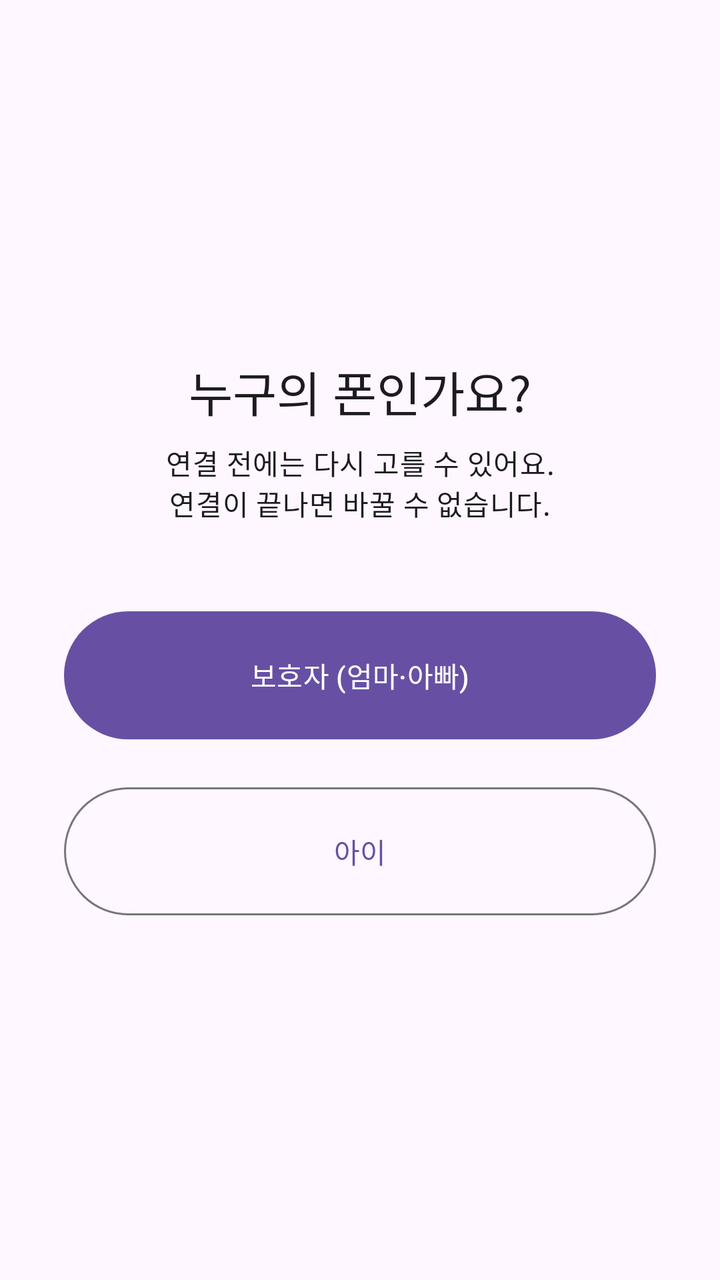
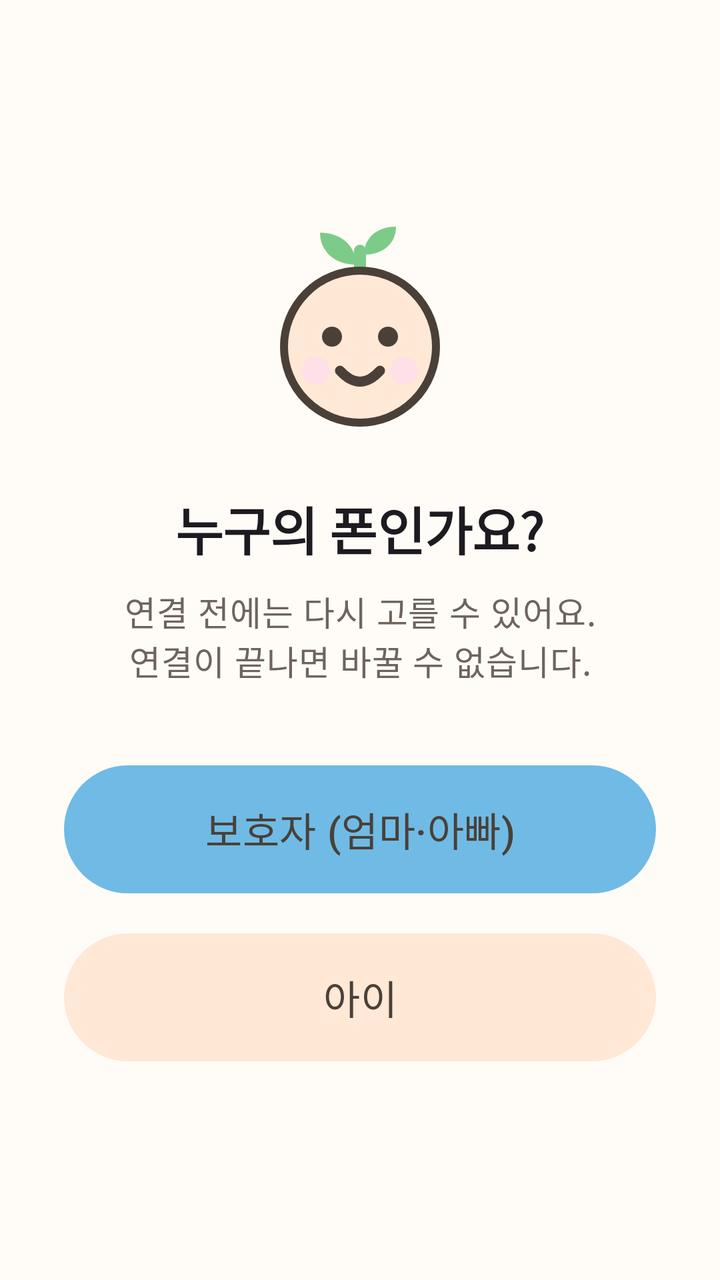

Screens rendered from an Android XML layout before and after an edit, with the pre-edit source and the edit as a unified diff.
<!-- AndroidManifest.xml: application theme Theme.KidCare -->
<!-- res/layout/activity_role_select.xml -->
<?xml version="1.0" encoding="utf-8"?>
<LinearLayout xmlns:android="http://schemas.android.com/apk/res/android"
    android:layout_width="match_parent"
    android:layout_height="match_parent"
    android:orientation="vertical"
    android:gravity="center"
    android:padding="32dp">

    <TextView
        android:layout_width="wrap_content"
        android:layout_height="wrap_content"
        android:layout_marginBottom="8dp"
        android:text="@string/role_title"
        android:textAppearance="?attr/textAppearanceHeadlineSmall" />

    <TextView
        android:layout_width="wrap_content"
        android:layout_height="wrap_content"
        android:layout_marginBottom="40dp"
        android:gravity="center"
        android:text="@string/role_subtitle"
        android:textAppearance="?attr/textAppearanceBodyMedium" />

    <com.google.android.material.button.MaterialButton
        android:id="@+id/guardian_button"
        android:layout_width="match_parent"
        android:layout_height="72dp"
        android:layout_marginBottom="16dp"
        android:text="@string/role_guardian" />

    <com.google.android.material.button.MaterialButton
        android:id="@+id/child_button"
        style="@style/Widget.Material3.Button.OutlinedButton"
        android:layout_width="match_parent"
        android:layout_height="72dp"
        android:text="@string/role_child" />
</LinearLayout>
<!-- resources referenced by this layout -->
<resources>
  <style name="Theme.KidCare" parent="Theme.Material3.DayNight.NoActionBar">
          <item name="android:statusBarColor" tools:targetApi="l">?attr/colorSurface</item>
      </style>
  <!-- unchanged entries left out for length: 4 -->
</resources>

<!-- the commit's change to res/layout/activity_role_select.xml (unified diff, before → after) -->
@@ -4,34 +4,46 @@
     android:layout_height="match_parent"
     android:orientation="vertical"
     android:gravity="center"
-    android:padding="32dp">
+    android:padding="32dp"
+    android:fitsSystemWindows="true">
+
+    <ImageView
+        android:layout_width="120dp"
+        android:layout_height="120dp"
+        android:layout_marginBottom="20dp"
+        android:importantForAccessibility="no"
+        android:src="@drawable/ic_mascot" />
 
     <TextView
         android:layout_width="wrap_content"
         android:layout_height="wrap_content"
-        android:layout_marginBottom="8dp"
+        android:layout_marginBottom="10dp"
+        android:gravity="center"
         android:text="@string/role_title"
         android:textAppearance="?attr/textAppearanceHeadlineSmall" />
 
     <TextView
         android:layout_width="wrap_content"
         android:layout_height="wrap_content"
-        android:layout_marginBottom="40dp"
+        android:layout_marginBottom="36dp"
         android:gravity="center"
         android:text="@string/role_subtitle"
-        android:textAppearance="?attr/textAppearanceBodyMedium" />
+        android:textAppearance="?attr/textAppearanceBodyMedium"
+        android:textColor="?attr/colorOnSurfaceVariant" />
 
     <com.google.android.material.button.MaterialButton
         android:id="@+id/guardian_button"
         android:layout_width="match_parent"
         android:layout_height="72dp"
-        android:layout_marginBottom="16dp"
-        android:text="@string/role_guardian" />
+        android:layout_marginBottom="12dp"
+        android:text="@string/role_guardian"
+        android:textAppearance="?attr/textAppearanceTitleMedium" />
 
     <com.google.android.material.button.MaterialButton
         android:id="@+id/child_button"
-        style="@style/Widget.Material3.Button.OutlinedButton"
+        style="@style/Widget.KidCare.Button.Tonal"
         android:layout_width="match_parent"
         android:layout_height="72dp"
-        android:text="@string/role_child" />
+        android:text="@string/role_child"
+        android:textAppearance="?attr/textAppearanceTitleMedium" />
 </LinearLayout>
<!-- resource entries referenced after the edit -->
@@ -1,7 +1,298 @@
 <!-- resources referenced by this layout -->
 <resources>
+  <!-- drawable ic_mascot (drawable) -->
+  <?xml version="1.0" encoding="utf-8"?>
+  <vector xmlns:android="http://schemas.android.com/apk/res/android"
+      android:width="120dp"
+      android:height="120dp"
+      android:viewportWidth="120"
+      android:viewportHeight="120">
+  
+      
+      <path
+          android:pathData="M60,34 L60,20"
+          android:strokeColor="@color/grass"
+          android:strokeWidth="6"
+          android:strokeLineCap="round" />
+  
+      
+      <path
+          android:pathData="M58,27 C47,27 40,20 40,11 C51,11 58,18 58,27 Z"
+          android:fillColor="@color/grass" />
+      <path
+          android:pathData="M62,22 C72,22 78,16 78,8 C68,8 62,14 62,22 Z"
+          android:fillColor="@color/grass" />
+  
+      
+      <path
+          android:pathData="M22,68 a38,38 0 1,0 76,0 a38,38 0 1,0 -76,0 Z"
+          android:fillColor="@color/apricot_soft"
+          android:strokeColor="@color/ink"
+          android:strokeWidth="4" />
+  
+      
+      <path
+          android:pathData="M31,80 a7,7 0 1,0 14,0 a7,7 0 1,0 -14,0 Z"
+          android:fillColor="@color/berry_soft" />
+      <path
+          android:pathData="M75,80 a7,7 0 1,0 14,0 a7,7 0 1,0 -14,0 Z"
+          android:fillColor="@color/berry_soft" />
+  
+      
+      <path
+          android:pathData="M41,63 a5,5 0 1,0 10,0 a5,5 0 1,0 -10,0 Z"
+          android:fillColor="@color/ink" />
+      <path
+          android:pathData="M69,63 a5,5 0 1,0 10,0 a5,5 0 1,0 -10,0 Z"
+          android:fillColor="@color/ink" />
+  
+      
+      <path
+          android:pathData="M50,80 Q60,91 70,80"
+          android:strokeColor="@color/ink"
+          android:strokeWidth="5"
+          android:strokeLineCap="round" />
+  </vector>
+  <style name="Widget.KidCare.Button.Tonal" parent="Widget.Material3.Button.TonalButton">
+          <item name="shapeAppearance">@style/ShapeAppearance.KidCare.Pill</item>
+          <item name="android:textAllCaps">false</item>
+      </style>
   <style name="Theme.KidCare" parent="Theme.Material3.DayNight.NoActionBar">
-          <item name="android:statusBarColor" tools:targetApi="l">?attr/colorSurface</item>
+  
+          
+          <item name="colorPrimary">@color/sky</item>
+          <item name="colorOnPrimary">@color/on_accent</item>
+          <item name="colorPrimaryContainer">@color/sky_soft</item>
+          <item name="colorOnPrimaryContainer">@color/ink</item>
+  
+          
+          
+          <item name="colorSecondary">@color/apricot</item>
+          <item name="colorOnSecondary">@color/on_accent</item>
+          <item name="colorSecondaryContainer">@color/apricot_soft</item>
+          <item name="colorOnSecondaryContainer">@color/ink</item>
+  
+          
+          <item name="colorTertiary">@color/grass</item>
+          <item name="colorOnTertiary">@color/on_accent</item>
+          <item name="colorTertiaryContainer">@color/grass_soft</item>
+          <item name="colorOnTertiaryContainer">@color/ink</item>
+  
+          
+          
+          <item name="colorError">@color/berry_ink</item>
+          <item name="colorOnError">@color/paper_card</item>
+          <item name="colorErrorContainer">@color/berry_soft</item>
+          <item name="colorOnErrorContainer">@color/on_berry_soft</item>
+  
+          
+          <item name="android:colorBackground">@color/paper</item>
+          <item name="colorOnBackground">@color/ink</item>
+          <item name="colorSurface">@color/paper</item>
+          <item name="colorOnSurface">@color/ink</item>
+          <item name="colorSurfaceVariant">@color/paper_fold</item>
+          <item name="colorOnSurfaceVariant">@color/ink_soft</item>
+          
+          <item name="colorSurfaceContainerLowest">@color/paper_card</item>
+          <item name="colorSurfaceContainerLow">@color/paper_card</item>
+          <item name="colorSurfaceContainer">@color/paper_card</item>
+          <item name="colorSurfaceContainerHigh">@color/paper_fold</item>
+          <item name="colorSurfaceContainerHighest">@color/paper_fold</item>
+          <item name="colorOutline">@color/line</item>
+          <item name="colorOutlineVariant">@color/line_soft</item>
+  
+          
+          
+          <item name="shapeAppearanceCornerExtraSmall">@style/ShapeAppearance.KidCare.ExtraSmall</item>
+          <item name="shapeAppearanceCornerSmall">@style/ShapeAppearance.KidCare.Small</item>
+          <item name="shapeAppearanceCornerMedium">@style/ShapeAppearance.KidCare.Medium</item>
+          <item name="shapeAppearanceCornerLarge">@style/ShapeAppearance.KidCare.Large</item>
+          <item name="shapeAppearanceCornerExtraLarge">@style/ShapeAppearance.KidCare.ExtraLarge</item>
+          <item name="shapeAppearanceSmallComponent">@style/ShapeAppearance.KidCare.Small</item>
+          <item name="shapeAppearanceMediumComponent">@style/ShapeAppearance.KidCare.Medium</item>
+          <item name="shapeAppearanceLargeComponent">@style/ShapeAppearance.KidCare.Large</item>
+  
+          
+          
+          <item name="textAppearanceDisplayLarge">@style/TextAppearance.KidCare.DisplayLarge</item>
+          <item name="textAppearanceDisplayMedium">@style/TextAppearance.KidCare.DisplayMedium</item>
+          <item name="textAppearanceDisplaySmall">@style/TextAppearance.KidCare.DisplaySmall</item>
+          <item name="textAppearanceHeadlineLarge">@style/TextAppearance.KidCare.HeadlineLarge</item>
+          <item name="textAppearanceHeadlineMedium">@style/TextAppearance.KidCare.HeadlineMedium</item>
+          <item name="textAppearanceHeadlineSmall">@style/TextAppearance.KidCare.HeadlineSmall</item>
+          <item name="textAppearanceTitleLarge">@style/TextAppearance.KidCare.TitleLarge</item>
+          <item name="textAppearanceTitleMedium">@style/TextAppearance.KidCare.TitleMedium</item>
+          <item name="textAppearanceTitleSmall">@style/TextAppearance.KidCare.TitleSmall</item>
+          <item name="textAppearanceBodyLarge">@style/TextAppearance.KidCare.BodyLarge</item>
+          <item name="textAppearanceBodyMedium">@style/TextAppearance.KidCare.BodyMedium</item>
+          <item name="textAppearanceBodySmall">@style/TextAppearance.KidCare.BodySmall</item>
+          <item name="textAppearanceLabelLarge">@style/TextAppearance.KidCare.LabelLarge</item>
+          <item name="textAppearanceLabelMedium">@style/TextAppearance.KidCare.LabelMedium</item>
+          <item name="textAppearanceLabelSmall">@style/TextAppearance.KidCare.LabelSmall</item>
+  
+          
+          <item name="materialButtonStyle">@style/Widget.KidCare.Button</item>
+          <item name="materialButtonOutlinedStyle">@style/Widget.KidCare.Button.Outlined</item>
+          <item name="materialCardViewStyle">@style/Widget.KidCare.Card</item>
+          <item name="bottomNavigationStyle">@style/Widget.KidCare.BottomNav</item>
+          <item name="textInputStyle">@style/Widget.KidCare.TextField</item>
+  
+          
+          
+          <item name="android:statusBarColor" tools:targetApi="l">@color/paper</item>
+          <item name="android:navigationBarColor">@color/paper</item>
+          <item name="android:windowLightStatusBar" tools:targetApi="m">@bool/light_system_bars</item>
+          <item name="android:windowLightNavigationBar" tools:targetApi="o_mr1">@bool/light_system_bars</item>
+          <item name="android:windowBackground">@color/paper</item>
+      </style>
+  <color name="grass">#7DCB88</color>
+  <color name="apricot_soft">#FFE8D6</color>
+  <color name="ink">#4A4038</color>
+  <color name="berry_soft">#FFE0E8</color>
+  <style parent="" name="ShapeAppearance.KidCare.Pill">
+          <item name="cornerFamily">rounded</item>
+          <item name="cornerSize">50%</item>
+      </style>
+  <color name="sky">#6FBBE5</color>
+  <color name="on_accent">#4A4038</color>
+  <color name="sky_soft">#DCF0FA</color>
+  <color name="apricot">#FFA96B</color>
+  <color name="grass_soft">#E2F5E5</color>
+  <color name="berry_ink">#8A2B47</color>
+  <color name="paper_card">#FFFFFF</color>
+  <color name="on_berry_soft">#3F2831</color>
+  <color name="paper">#FFFCF7</color>
+  <color name="paper_fold">#F2EBE0</color>
+  <color name="ink_soft">#6F645C</color>
+  <color name="line">#948880</color>
+  <color name="line_soft">#E8DFD4</color>
+  <style parent="" name="ShapeAppearance.KidCare.ExtraSmall">
+          <item name="cornerFamily">rounded</item>
+          <item name="cornerSize">8dp</item>
+      </style>
+  <style parent="" name="ShapeAppearance.KidCare.Small">
+          <item name="cornerFamily">rounded</item>
+          <item name="cornerSize">14dp</item>
+      </style>
+  <style parent="" name="ShapeAppearance.KidCare.Medium">
+          <item name="cornerFamily">rounded</item>
+          <item name="cornerSize">20dp</item>
+      </style>
+  <style parent="" name="ShapeAppearance.KidCare.Large">
+          <item name="cornerFamily">rounded</item>
+          <item name="cornerSize">28dp</item>
+      </style>
+  <style parent="" name="ShapeAppearance.KidCare.ExtraLarge">
+          <item name="cornerFamily">rounded</item>
+          <item name="cornerSize">36dp</item>
+      </style>
+  <style name="TextAppearance.KidCare.DisplayLarge" parent="TextAppearance.Material3.DisplayLarge">
+          <item name="android:textSize">40sp</item>
+          <item name="android:textStyle">bold</item>
+          <item name="android:lineHeight">50sp</item>
+          <item name="android:letterSpacing">-0.01</item>
+      </style>
+  <style name="TextAppearance.KidCare.DisplayMedium" parent="TextAppearance.Material3.DisplayMedium">
+          <item name="android:textSize">34sp</item>
+          <item name="android:textStyle">bold</item>
+          <item name="android:lineHeight">44sp</item>
+          <item name="android:letterSpacing">-0.01</item>
+      </style>
+  <style name="TextAppearance.KidCare.DisplaySmall" parent="TextAppearance.Material3.DisplaySmall">
+          <item name="android:textSize">30sp</item>
+          <item name="android:textStyle">bold</item>
+          <item name="android:lineHeight">40sp</item>
+          <item name="android:letterSpacing">-0.01</item>
+      </style>
+  <style name="TextAppearance.KidCare.HeadlineLarge" parent="TextAppearance.Material3.HeadlineLarge">
+          <item name="android:textSize">30sp</item>
+          <item name="android:textStyle">bold</item>
+          <item name="android:lineHeight">40sp</item>
+          <item name="android:letterSpacing">-0.01</item>
+      </style>
+  <style name="TextAppearance.KidCare.HeadlineMedium" parent="TextAppearance.Material3.HeadlineMedium">
+          <item name="android:textSize">28sp</item>
+          <item name="android:textStyle">bold</item>
+          <item name="android:lineHeight">38sp</item>
+          <item name="android:letterSpacing">-0.01</item>
+      </style>
+  <style name="TextAppearance.KidCare.HeadlineSmall" parent="TextAppearance.Material3.HeadlineSmall">
+          <item name="android:textSize">26sp</item>
+          <item name="android:textStyle">bold</item>
+          <item name="android:lineHeight">36sp</item>
+          <item name="android:letterSpacing">-0.01</item>
+      </style>
+  <style name="TextAppearance.KidCare.TitleLarge" parent="TextAppearance.Material3.TitleLarge">
+          <item name="android:textSize">22sp</item>
+          <item name="android:fontFamily">sans-serif-medium</item>
+          <item name="android:lineHeight">30sp</item>
+      </style>
+  <style name="TextAppearance.KidCare.TitleMedium" parent="TextAppearance.Material3.TitleMedium">
+          <item name="android:textSize">20sp</item>
+          <item name="android:fontFamily">sans-serif-medium</item>
+          <item name="android:lineHeight">28sp</item>
+      </style>
+  <style name="TextAppearance.KidCare.TitleSmall" parent="TextAppearance.Material3.TitleSmall">
+          <item name="android:textSize">18sp</item>
+          <item name="android:fontFamily">sans-serif-medium</item>
+          <item name="android:lineHeight">26sp</item>
+      </style>
+  <style name="TextAppearance.KidCare.BodyLarge" parent="TextAppearance.Material3.BodyLarge">
+          <item name="android:textSize">18sp</item>
+          <item name="android:lineHeight">28sp</item>
+      </style>
+  <style name="TextAppearance.KidCare.BodyMedium" parent="TextAppearance.Material3.BodyMedium">
+          <item name="android:textSize">17sp</item>
+          <item name="android:lineHeight">27sp</item>
+      </style>
+  <style name="TextAppearance.KidCare.BodySmall" parent="TextAppearance.Material3.BodySmall">
+          <item name="android:textSize">15sp</item>
+          <item name="android:lineHeight">23sp</item>
+      </style>
+  <style name="TextAppearance.KidCare.LabelLarge" parent="TextAppearance.Material3.LabelLarge">
+          <item name="android:textSize">16sp</item>
+          <item name="android:fontFamily">sans-serif-medium</item>
+          <item name="android:textAllCaps">false</item>
+      </style>
+  <style name="TextAppearance.KidCare.LabelMedium" parent="TextAppearance.Material3.LabelMedium">
+          <item name="android:textSize">14sp</item>
+          <item name="android:fontFamily">sans-serif-medium</item>
+          <item name="android:textAllCaps">false</item>
+      </style>
+  <style name="TextAppearance.KidCare.LabelSmall" parent="TextAppearance.Material3.LabelSmall">
+          <item name="android:textSize">12sp</item>
+          <item name="android:fontFamily">sans-serif-medium</item>
+          <item name="android:textAllCaps">false</item>
+      </style>
+  <style name="Widget.KidCare.Button" parent="Widget.Material3.Button">
+          <item name="shapeAppearance">@style/ShapeAppearance.KidCare.Pill</item>
+          <item name="android:textAllCaps">false</item>
+          <item name="android:minHeight">56dp</item>
+      </style>
+  <style name="Widget.KidCare.Button.Outlined" parent="Widget.Material3.Button.OutlinedButton">
+          <item name="shapeAppearance">@style/ShapeAppearance.KidCare.Pill</item>
+          <item name="android:textAllCaps">false</item>
+      </style>
+  <style name="Widget.KidCare.Card" parent="Widget.Material3.CardView.Filled">
+          <item name="cardBackgroundColor">@color/paper_card</item>
+          <item name="shapeAppearance">@style/ShapeAppearance.KidCare.Medium</item>
+          <item name="cardElevation">0dp</item>
+          <item name="strokeColor">@color/line_soft</item>
+          <item name="strokeWidth">1dp</item>
+      </style>
+  <style name="Widget.KidCare.BottomNav" parent="Widget.Material3.BottomNavigationView">
+          <item name="android:background">@color/paper_card</item>
+          <item name="elevation">0dp</item>
+          <item name="itemActiveIndicatorStyle">@style/Widget.KidCare.BottomNav.Indicator</item>
+      </style>
+  <style name="Widget.KidCare.TextField" parent="Widget.Material3.TextInputLayout.OutlinedBox">
+          <item name="shapeAppearance">@style/ShapeAppearance.KidCare.Small</item>
+          <item name="boxStrokeWidth">2dp</item>
+      </style>
+  <style name="Widget.KidCare.BottomNav.Indicator" parent="Widget.Material3.BottomNavigationView.ActiveIndicator">
+          <item name="android:width">72dp</item>
+          <item name="android:height">36dp</item>
+          <item name="shapeAppearance">@style/ShapeAppearance.KidCare.Pill</item>
       </style>
   <!-- unchanged entries left out for length: 4 -->
 </resources>
